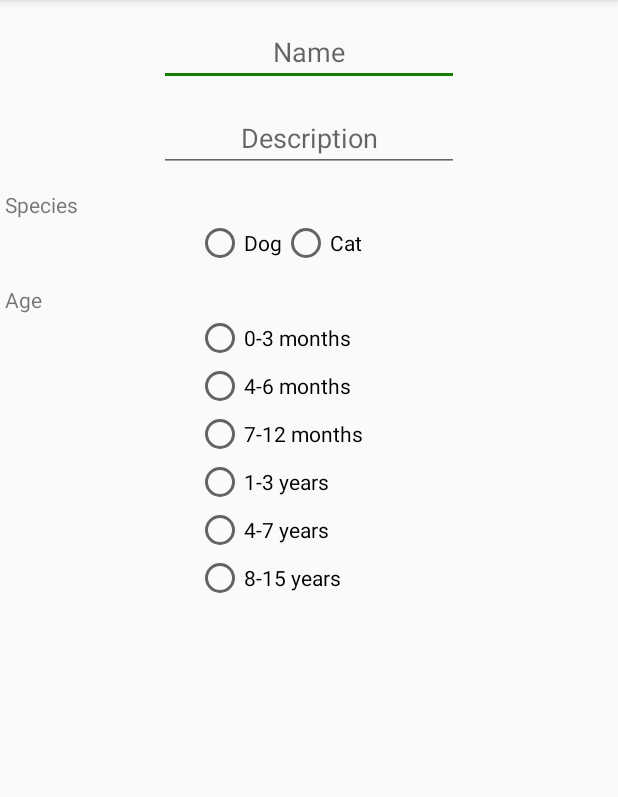
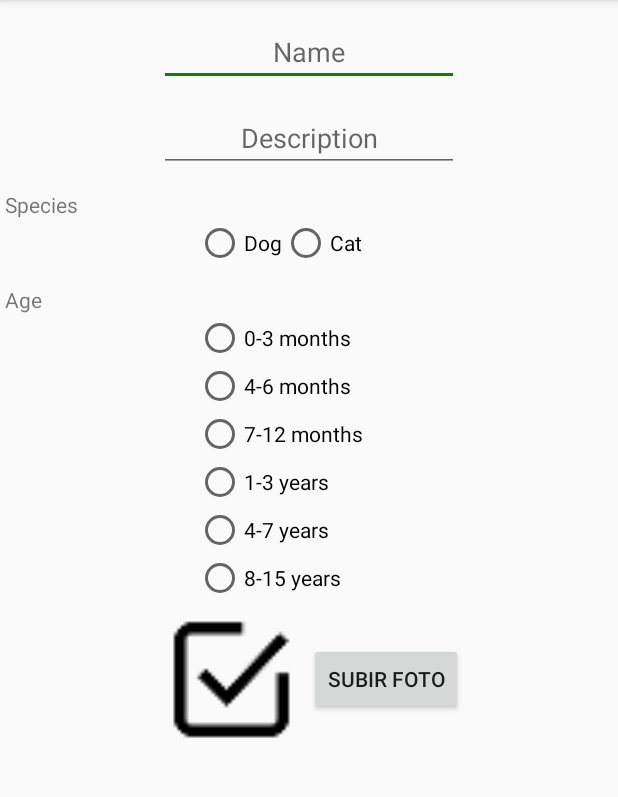
Before and after one commit to jennywoites/TallerProyectosII-2C-2015, an Android app: the AdopcionPublicarActivity screen opened directly, with no data from a screen before it, on a phone screen of 412 x 824 dp, the part 84-881 px from its top. Run offline under Robolectric (Android 15) with nearby library versions, the phone set to English and light mode, and no system bars; libraries missing offline, so code that uses them is left out: com.facebook; 1 statement that could not run was skipped.

Commit message:
#20 Probando cargar una imagen desde la galería.

```diff
--- a/app/src/main/AndroidManifest.xml
+++ b/app/src/main/AndroidManifest.xml
@@ -4,6 +4,8 @@
 
     <uses-permission android:name="android.permission.INTERNET" />
     <uses-permission android:name="android.permission.ACCESS_NETWORK_STATE" />
+    <uses-permission android:name="android.permission.READ_EXTERNAL_STORAGE" />
+    <uses-permission android:name="android.permission.WRITE_EXTERNAL_STORAGE" />
 
     <application
         android:allowBackup="true"
--- a/app/src/main/java/ar/uba/fi/nicodiaz/mascota/AdopcionPublicarActivity.java
+++ b/app/src/main/java/ar/uba/fi/nicodiaz/mascota/AdopcionPublicarActivity.java
@@ -1,23 +1,32 @@
 package ar.uba.fi.nicodiaz.mascota;
 
+import android.content.Intent;
+import android.graphics.Bitmap;
+import android.net.Uri;
 import android.os.Bundle;
+import android.provider.MediaStore;
 import android.support.v7.app.AppCompatActivity;
 import android.support.v7.widget.Toolbar;
 import android.view.Menu;
 import android.view.MenuItem;
 import android.view.View;
+import android.widget.Button;
 import android.widget.EditText;
+import android.widget.ImageView;
 import android.widget.RadioButton;
 import android.widget.RadioGroup;
 import android.widget.Toast;
 
 import com.parse.ParseObject;
 
-import butterknife.InjectView;
+import java.io.IOException;
 
 public class AdopcionPublicarActivity extends AppCompatActivity {
 
+    private static final int PICK_IMAGE = 1046;
     private Toolbar toolbar;
+    private ImageView image;
+    private Button selectImageButton;
 
     @Override
     protected void onCreate(Bundle savedInstanceState) {
@@ -28,6 +37,34 @@ public class AdopcionPublicarActivity extends AppCompatActivity {
         toolbar = (Toolbar) findViewById(R.id.toolbar);
         setSupportActionBar(toolbar);
         getSupportActionBar().setDisplayHomeAsUpEnabled(true);
+
+        image = (ImageView) findViewById(R.id.imageView);
+        selectImageButton = (Button) findViewById(R.id.button1);
+        selectImageButton.setOnClickListener(new View.OnClickListener() {
+            @Override
+            public void onClick(View view) {
+                onPickPhoto();
+            }
+        });
+    }
+
+    public void onPickPhoto() {
+        Intent pickIntent = new Intent(Intent.ACTION_PICK, MediaStore.Images.Media.EXTERNAL_CONTENT_URI);
+        pickIntent.setType("image/*");
+        startActivityForResult(pickIntent, PICK_IMAGE);
+    }
+
+    @Override
+    public void onActivityResult(int requestCode, int resultCode, Intent data) {
+        if (data != null) {
+            Uri photoUri = data.getData();
+            try {
+                Bitmap selectedImage = MediaStore.Images.Media.getBitmap(this.getContentResolver(), photoUri);
+                image.setImageBitmap(selectedImage);
+            } catch (IOException e) {
+                e.printStackTrace();
+            }
+        }
     }
 
     @Override
--- a/app/src/main/res/layout/activity_adopcion_publicar.xml
+++ b/app/src/main/res/layout/activity_adopcion_publicar.xml
@@ -101,4 +101,23 @@
             android:text="8-15 years"/>
     </RadioGroup>
 
+    <LinearLayout
+        android:layout_width="match_parent"
+        android:layout_height="wrap_content"
+        android:orientation="horizontal"
+        android:gravity="center">
+        <ImageView
+            android:layout_width="103dp"
+            android:layout_height="103dp"
+            android:id="@+id/imageView"
+            android:background="@drawable/ic_action_check_black"
+            android:layout_gravity="center" />
+
+        <Button
+            android:layout_width="wrap_content"
+            android:layout_height="wrap_content"
+            android:text="Subir Foto"
+            android:id="@+id/button1"
+            android:layout_gravity="center" />
+    </LinearLayout>
 </LinearLayout>
```
